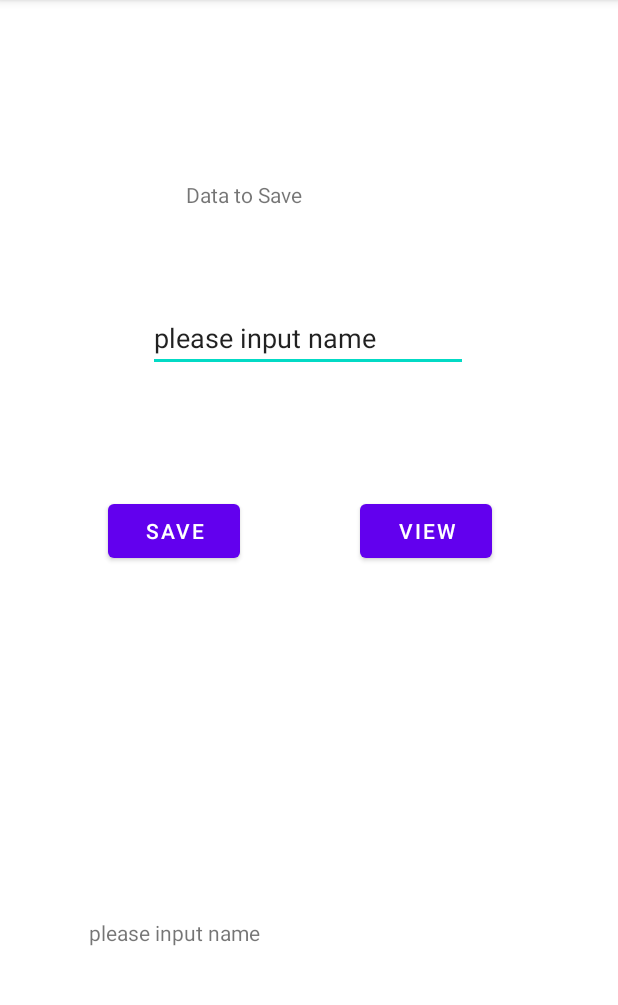
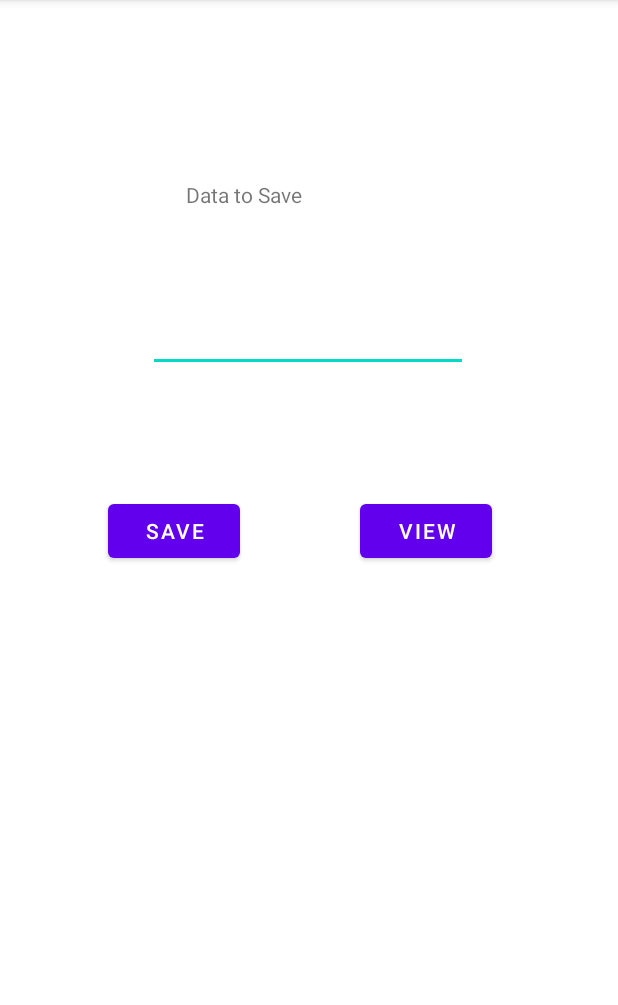
Before and after one commit to pasangeek/MVVM_save_files_APP, an Android app: the screen it shows after launch (MainActivity), after a tap on "SAVE", on a phone screen of 412 x 824 dp, the part 84-1089 px from its top. Run offline under Robolectric (Android 15) with nearby library versions, the phone set to English and light mode, and no system bars; our stand-ins replace data binding; 1 statement that could not run was skipped.

Commit message:
live data edit text correction

```diff
--- a/app/build.gradle
+++ b/app/build.gradle
@@ -1,6 +1,8 @@
 plugins {
     id 'com.android.application'
     id 'org.jetbrains.kotlin.android'
+
+
 }
 
 android {
@@ -44,6 +46,7 @@ dependencies {
     implementation 'androidx.appcompat:appcompat:1.6.1'
     implementation 'com.google.android.material:material:1.8.0'
     implementation 'androidx.constraintlayout:constraintlayout:2.1.4'
+
     testImplementation 'junit:junit:4.13.2'
     androidTestImplementation 'androidx.test.ext:junit:1.1.5'
     androidTestImplementation 'androidx.test.espresso:espresso-core:3.5.1'
--- a/app/src/main/java/com/example/save_files_sample_app/MainActivity.kt
+++ b/app/src/main/java/com/example/save_files_sample_app/MainActivity.kt
@@ -22,15 +22,15 @@ class MainActivity : AppCompatActivity() {
         binding.myVM = viewModel
         binding.lifecycleOwner = this
         binding.buttonsave.setOnClickListener {
-
-            viewModel.performsaveText(binding.editTextTextPersonName.text.toString())
+           // viewModel.performsaveText (FileSaver(this).writeToFile(viewModel.savedText.value.toString())
+           // viewModel.performsaveText(binding.editTextTextPersonName.text.toString())
             FileSaver(this).writeToFile(viewModel.savedText.value.toString())
         }
 
 
         binding.button2view.setOnClickListener {
 
-            viewModel.performsaveText(FileSaver(this).readFromFile())
+          viewModel.performsaveText(FileSaver(this).readFromFile())
 
         }
     }
--- a/app/src/main/java/com/example/save_files_sample_app/MyViewModel.kt
+++ b/app/src/main/java/com/example/save_files_sample_app/MyViewModel.kt
@@ -2,6 +2,7 @@ package com.example.save_files_sample_app
 
 import androidx.appcompat.app.AppCompatActivity
 import android.os.Bundle
+import androidx.databinding.Bindable
 import androidx.lifecycle.LiveData
 import androidx.lifecycle.MutableLiveData
 import androidx.lifecycle.ViewModel
@@ -15,4 +16,7 @@ fun performsaveText(savedText:String) {
     _saveText.value= savedText
 
 }
+
+
+
 }
--- a/app/src/main/res/layout/activity_main.xml
+++ b/app/src/main/res/layout/activity_main.xml
@@ -33,7 +33,7 @@
         android:layout_height="wrap_content"
         android:ems="10"
         android:inputType="textPersonName"
-        android:text="please input name"
+        android:text="@{myVM.savedText}"
         app:layout_constraintBottom_toTopOf="@+id/button2view"
         app:layout_constraintEnd_toEndOf="parent"
         app:layout_constraintHorizontal_bias="0.497"
@@ -68,11 +68,22 @@
         android:layout_width="292dp"
         android:layout_height="62dp"
         android:layout_marginTop="188dp"
-        android:text="@{myVM.savedText}"
+        android:text=""
         app:layout_constraintBottom_toBottomOf="parent"
         app:layout_constraintEnd_toEndOf="@+id/editTextTextPersonName"
         app:layout_constraintStart_toStartOf="@+id/editTextTextPersonName"
-        app:layout_constraintTop_toTopOf="@+id/buttonsave" />
+        app:layout_constraintTop_toTopOf="@+id/buttonsave"
+        app:layout_constraintVertical_bias="0.0" />
+
+    <TextView
+        android:id="@+id/view"
+        android:layout_width="wrap_content"
+        android:layout_height="wrap_content"
+        android:text=""
+        app:layout_constraintBottom_toBottomOf="parent"
+        app:layout_constraintEnd_toEndOf="parent"
+        app:layout_constraintStart_toStartOf="parent"
+        app:layout_constraintTop_toBottomOf="@+id/textView2" />
 
 </androidx.constraintlayout.widget.ConstraintLayout>
 </layout>
```
Also changed, not shown: app/src/main/java/com/example/save_files_sample_app/FileSaver.kt (+13 -4 lines).
